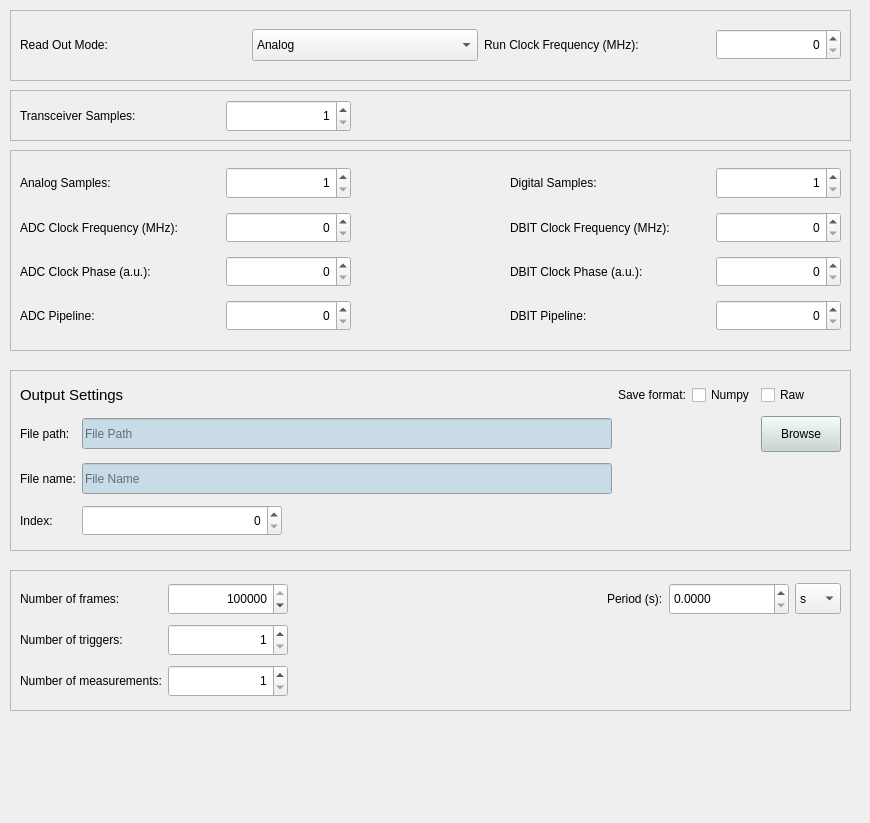
slsdetectorgroup/slsDetectorPackage, file pyctbgui/pyctbgui/ui/acquisition.ui: the form before one commit.
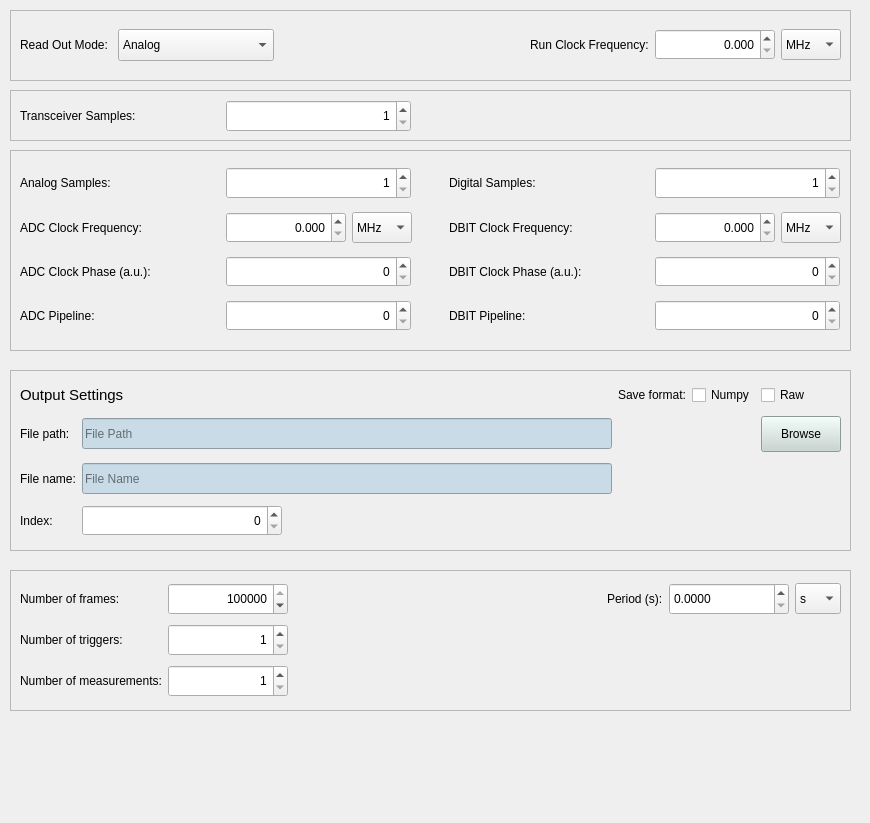
The form after the commit.

Commit message: CTB frequency rounding, CTB frequency measurement, CTB frequency units (#1423)

```diff
--- a/pyctbgui/pyctbgui/ui/acquisition.ui
+++ b/pyctbgui/pyctbgui/ui/acquisition.ui
@@ -36,7 +36,7 @@
    </property>
    <layout class="QGridLayout" name="gridLayout_19">
     <item row="1" column="5">
-     <widget class="QSpinBox" name="spinBoxRunF">
+     <widget class="QDoubleSpinBox" name="spinBoxRunF">
       <property name="sizePolicy">
        <sizepolicy hsizetype="Preferred" vsizetype="Fixed">
         <horstretch>0</horstretch>
@@ -45,13 +45,13 @@
       </property>
       <property name="minimumSize">
        <size>
-        <width>125</width>
+        <width>120</width>
         <height>31</height>
        </size>
       </property>
       <property name="maximumSize">
        <size>
-        <width>125</width>
+        <width>120</width>
         <height>31</height>
        </size>
       </property>
@@ -61,18 +61,17 @@
       <property name="buttonSymbols">
        <enum>QAbstractSpinBox::UpDownArrows</enum>
       </property>
+      <property name="decimals">
+       <number>3</number>
+      </property>
       <property name="maximum">
-       <number>1000</number>
+       <double>999999999.000000000000000</double>
+      </property>
+      <property name="singleStep">
+       <double>1.000000000000000</double>
       </property>
       <property name="value">
-       <number>0</number>
-      </property>
-     </widget>
-    </item>
-    <item row="1" column="0">
-     <widget class="QLabel" name="label_398">
-      <property name="text">
-       <string>Read Out Mode: </string>
+       <double>0.000000000000000</double>
       </property>
      </widget>
     </item>
@@ -117,13 +116,67 @@
       </item>
      </widget>
     </item>
+    <item row="1" column="0">
+     <widget class="QLabel" name="label_398">
+      <property name="text">
+       <string>Read Out Mode: </string>
+      </property>
+     </widget>
+    </item>
     <item row="1" column="4">
      <widget class="QLabel" name="labelRunF">
       <property name="text">
-       <string>Run Clock Frequency (MHz):</string>
+       <string>Run Clock Frequency:</string>
       </property>
      </widget>
     </item>
+    <item row="1" column="6">
+     <widget class="QComboBox" name="comboBoxRunF">
+      <property name="minimumSize">
+       <size>
+        <width>60</width>
+        <height>31</height>
+       </size>
+      </property>
+      <property name="maximumSize">
+       <size>
+        <width>60</width>
+        <height>16777215</height>
+       </size>
+      </property>
+      <item>
+       <property name="text">
+        <string>MHz</string>
+       </property>
+      </item>
+      <item>
+       <property name="text">
+        <string>kHz</string>
+       </property>
+      </item>
+      <item>
+       <property name="text">
+        <string>Hz</string>
+       </property>
+      </item>
+     </widget>
+    </item>
+    <item row="1" column="3">
+     <spacer name="horizontalSpacer_2">
+      <property name="orientation">
+       <enum>Qt::Horizontal</enum>
+      </property>
+      <property name="sizeType">
+       <enum>QSizePolicy::Expanding</enum>
+      </property>
+      <property name="sizeHint" stdset="0">
+       <size>
+        <width>10</width>
+        <height>20</height>
+       </size>
+      </property>
+     </spacer>
+    </item>
    </layout>
   </widget>
   <widget class="QFrame" name="frame_13">
@@ -152,13 +205,13 @@
       </property>
       <property name="minimumSize">
        <size>
-        <width>125</width>
+        <width>185</width>
         <height>32</height>
        </size>
       </property>
       <property name="maximumSize">
        <size>
-        <width>125</width>
+        <width>185</width>
         <height>32</height>
        </size>
       </property>
@@ -210,6 +263,12 @@
      <height>201</height>
     </rect>
    </property>
+   <property name="minimumSize">
+    <size>
+     <width>190</width>
+     <height>0</height>
+    </size>
+   </property>
    <property name="frameShape">
     <enum>QFrame::StyledPanel</enum>
    </property>
@@ -217,126 +276,6 @@
     <enum>QFrame::Sunken</enum>
    </property>
    <layout class="QGridLayout" name="gridLayout_6">
-    <item row="2" column="3">
-     <widget class="QLabel" name="labelDBITF">
-      <property name="minimumSize">
-       <size>
-        <width>200</width>
-        <height>0</height>
-       </size>
-      </property>
-      <property name="text">
-       <string>DBIT Clock Frequency (MHz):</string>
-      </property>
-     </widget>
-    </item>
-    <item row="2" column="0">
-     <widget class="QLabel" name="labelADCF">
-      <property name="sizePolicy">
-       <sizepolicy hsizetype="Minimum" vsizetype="Preferred">
-        <horstretch>0</horstretch>
-        <verstretch>0</verstretch>
-       </sizepolicy>
-      </property>
-      <property name="minimumSize">
-       <size>
-        <width>200</width>
-        <height>0</height>
-       </size>
-      </property>
-      <property name="text">
-       <string>ADC Clock Frequency (MHz):</string>
-      </property>
-     </widget>
-    </item>
-    <item row="3" column="4">
-     <widget class="QSpinBox" name="spinBoxDBITPhase">
-      <property name="sizePolicy">
-       <sizepolicy hsizetype="Preferred" vsizetype="Fixed">
-        <horstretch>0</horstretch>
-        <verstretch>0</verstretch>
-       </sizepolicy>
-      </property>
-      <property name="minimumSize">
-       <size>
-        <width>125</width>
-        <height>31</height>
-       </size>
-      </property>
-      <property name="maximumSize">
-       <size>
-        <width>125</width>
-        <height>31</height>
-       </size>
-      </property>
-      <property name="alignment">
-       <set>Qt::AlignRight|Qt::AlignTrailing|Qt::AlignVCenter</set>
-      </property>
-      <property name="maximum">
-       <number>9999</number>
-      </property>
-     </widget>
-    </item>
-    <item row="4" column="3">
-     <widget class="QLabel" name="labelDBITPipeline">
-      <property name="text">
-       <string>DBIT Pipeline:</string>
-      </property>
-     </widget>
-    </item>
-    <item row="2" column="1">
-     <widget class="QSpinBox" name="spinBoxADCF">
-      <property name="sizePolicy">
-       <sizepolicy hsizetype="Preferred" vsizetype="Fixed">
-        <horstretch>0</horstretch>
-        <verstretch>0</verstretch>
-       </sizepolicy>
-      </property>
-      <property name="minimumSize">
-       <size>
-        <width>125</width>
-        <height>31</height>
-       </size>
-      </property>
-      <property name="maximumSize">
-       <size>
-        <width>125</width>
-        <height>31</height>
-       </size>
-      </property>
-      <property name="alignment">
-       <set>Qt::AlignRight|Qt::AlignTrailing|Qt::AlignVCenter</set>
-      </property>
-      <property name="maximum">
-       <number>1000</number>
-      </property>
-     </widget>
-    </item>
-    <item row="4" column="1">
-     <widget class="QSpinBox" name="spinBoxADCPipeline">
-      <property name="sizePolicy">
-       <sizepolicy hsizetype="Preferred" vsizetype="Fixed">
-        <horstretch>0</horstretch>
-        <verstretch>0</verstretch>
-       </sizepolicy>
-      </property>
-      <property name="minimumSize">
-       <size>
-        <width>125</width>
-        <height>31</height>
-       </size>
-      </property>
-      <property name="maximumSize">
-       <size>
-        <width>125</width>
-        <height>31</height>
-       </size>
-      </property>
-      <property name="alignment">
-       <set>Qt::AlignRight|Qt::AlignTrailing|Qt::AlignVCenter</set>
-      </property>
-     </widget>
-    </item>
     <item row="4" column="0">
      <widget class="QLabel" name="labelADCPipeline">
       <property name="text">
@@ -344,6 +283,66 @@
       </property>
      </widget>
     </item>
+    <item row="2" column="4">
+     <spacer name="horizontalSpacer">
+      <property name="orientation">
+       <enum>Qt::Horizontal</enum>
+      </property>
+      <property name="sizeType">
+       <enum>QSizePolicy::Expanding</enum>
+      </property>
+      <property name="sizeHint" stdset="0">
+       <size>
+        <width>10</width>
+        <height>20</height>
+       </size>
+      </property>
+     </spacer>
+    </item>
+    <item row="3" column="5">
+     <widget class="QLabel" name="labelDBITPhase">
+      <property name="text">
+       <string>DBIT Clock Phase (a.u.):</string>
+      </property>
+     </widget>
+    </item>
+    <item row="2" column="1">
+     <widget class="QDoubleSpinBox" name="spinBoxADCF">
+      <property name="sizePolicy">
+       <sizepolicy hsizetype="Preferred" vsizetype="Fixed">
+        <horstretch>0</horstretch>
+        <verstretch>0</verstretch>
+       </sizepolicy>
+      </property>
+      <property name="minimumSize">
+       <size>
+        <width>120</width>
+        <height>31</height>
+       </size>
+      </property>
+      <property name="maximumSize">
+       <size>
+        <width>120</width>
+        <height>31</height>
+       </size>
+      </property>
+      <property name="alignment">
+       <set>Qt::AlignRight|Qt::AlignTrailing|Qt::AlignVCenter</set>
+      </property>
+      <property name="decimals">
+       <number>3</number>
+      </property>
+      <property name="maximum">
+       <double>999999999.000000000000000</double>
+      </property>
+      <property name="singleStep">
+       <double>1.000000000000000</double>
+      </property>
+      <property name="value">
+       <double>0.000000000000000</double>
+      </property>
+     </widget>
+    </item>
     <item row="3" column="0">
      <widget class="QLabel" name="labelADCPhase">
       <property name="text">
@@ -351,31 +350,22 @@
       </property>
      </widget>
     </item>
-    <item row="3" column="3">
-     <widget class="QLabel" name="labelDBITPhase">
+    <item row="4" column="5">
+     <widget class="QLabel" name="labelDBITPipeline">
       <property name="text">
-       <string>DBIT Clock Phase (a.u.):</string>
+       <string>DBIT Pipeline:</string>
       </property>
      </widget>
     </item>
-    <item row="2" column="2">
-     <spacer name="horizontalSpacer">
-      <property name="orientation">
-       <enum>Qt::Horizontal</enum>
+    <item row="0" column="5">
+     <widget class="QLabel" name="labelDigital">
+      <property name="text">
+       <string>Digital Samples:</string>
       </property>
-      <property name="sizeType">
-       <enum>QSizePolicy::Expanding</enum>
-      </property>
-      <property name="sizeHint" stdset="0">
-       <size>
-        <width>10</width>
-        <height>20</height>
-       </size>
-      </property>
-     </spacer>
+     </widget>
     </item>
-    <item row="2" column="4">
-     <widget class="QSpinBox" name="spinBoxDBITF">
+    <item row="2" column="6">
+     <widget class="QDoubleSpinBox" name="spinBoxDBITF">
       <property name="sizePolicy">
        <sizepolicy hsizetype="Preferred" vsizetype="Fixed">
         <horstretch>0</horstretch>
@@ -384,74 +374,49 @@
       </property>
       <property name="minimumSize">
        <size>
-        <width>125</width>
+        <width>120</width>
         <height>31</height>
        </size>
       </property>
       <property name="maximumSize">
        <size>
-        <width>125</width>
+        <width>120</width>
         <height>31</height>
        </size>
       </property>
       <property name="alignment">
        <set>Qt::AlignRight|Qt::AlignTrailing|Qt::AlignVCenter</set>
       </property>
+      <property name="decimals">
+       <number>3</number>
+      </property>
       <property name="maximum">
-       <number>1000</number>
+       <double>999999999.000000000000000</double>
       </property>
-     </widget>
-    </item>
-    <item row="4" column="4">
-     <widget class="QSpinBox" name="spinBoxDBITPipeline">
-      <property name="sizePolicy">
-       <sizepolicy hsizetype="Preferred" vsizetype="Fixed">
-        <horstretch>0</horstretch>
-        <verstretch>0</verstretch>
-       </sizepolicy>
+      <property name="singleStep">
+       <double>1.000000000000000</double>
       </property>
-      <property name="minimumSize">
-       <size>
-        <width>125</width>
-        <height>31</height>
-       </size>
+      <property name="value">
+       <double>0.000000000000000</double>
       </property>
-      <property name="maximumSize">
-       <size>
-        <width>125</width>
-        <height>31</height>
-       </size>
-      </property>
-      <property name="alignment">
-       <set>Qt::AlignRight|Qt::AlignTrailing|Qt::AlignVCenter</set>
-      </property>
      </widget>
     </item>
-    <item row="3" column="1">
-     <widget class="QSpinBox" name="spinBoxADCPhase">
+    <item row="2" column="0">
+     <widget class="QLabel" name="labelADCF">
       <property name="sizePolicy">
-       <sizepolicy hsizetype="Preferred" vsizetype="Fixed">
+       <sizepolicy hsizetype="Minimum" vsizetype="Preferred">
         <horstretch>0</horstretch>
         <verstretch>0</verstretch>
        </sizepolicy>
       </property>
       <property name="minimumSize">
        <size>
-        <width>125</width>
-        <height>31</height>
+        <width>200</width>
+        <height>0</height>
        </size>
       </property>
-      <property name="maximumSize">
-       <size>
-        <width>125</width>
-        <height>31</height>
-       </size>
-      </property>
-      <property name="alignment">
-       <set>Qt::AlignRight|Qt::AlignTrailing|Qt::AlignVCenter</set>
-      </property>
-      <property name="maximum">
-       <number>9999</number>
+      <property name="text">
+       <string>ADC Clock Frequency:</string>
       </property>
      </widget>
     </item>
@@ -462,7 +427,51 @@
       </property>
      </widget>
     </item>
-    <item row="0" column="1">
+    <item row="2" column="5">
+     <widget class="QLabel" name="labelDBITF">
+      <property name="minimumSize">
+       <size>
+        <width>200</width>
+        <height>0</height>
+       </size>
+      </property>
+      <property name="text">
+       <string>DBIT Clock Frequency:</string>
+      </property>
+     </widget>
+    </item>
+    <item row="2" column="2">
+     <widget class="QComboBox" name="comboBoxADCF">
+      <property name="minimumSize">
+       <size>
+        <width>60</width>
+        <height>31</height>
+       </size>
+      </property>
+      <property name="maximumSize">
+       <size>
+        <width>60</width>
+        <height>16777215</height>
+       </size>
+      </property>
+      <item>
+       <property name="text">
+        <string>MHz</string>
+       </property>
+      </item>
+      <item>
+       <property name="text">
+        <string>kHz</string>
+       </property>
+      </item>
+      <item>
+       <property name="text">
+        <string>Hz</string>
+       </property>
+      </item>
+     </widget>
+    </item>
+    <item row="0" column="1" colspan="2">
      <widget class="QSpinBox" name="spinBoxAnalog">
       <property name="sizePolicy">
        <sizepolicy hsizetype="Preferred" vsizetype="Fixed">
@@ -472,13 +481,13 @@
       </property>
       <property name="minimumSize">
        <size>
-        <width>125</width>
+        <width>185</width>
         <height>32</height>
        </size>
       </property>
       <property name="maximumSize">
        <size>
-        <width>125</width>
+        <width>185</width>
         <height>32</height>
        </size>
       </property>
@@ -493,14 +502,60 @@
       </property>
      </widget>
     </item>
-    <item row="0" column="3">
-     <widget class="QLabel" name="labelDigital">
-      <property name="text">
-       <string>Digital Samples:</string>
+    <item row="3" column="1" colspan="2">
+     <widget class="QSpinBox" name="spinBoxADCPhase">
+      <property name="sizePolicy">
+       <sizepolicy hsizetype="Preferred" vsizetype="Fixed">
+        <horstretch>0</horstretch>
+        <verstretch>0</verstretch>
+       </sizepolicy>
       </property>
+      <property name="minimumSize">
+       <size>
+        <width>185</width>
+        <height>31</height>
+       </size>
+      </property>
+      <property name="maximumSize">
+       <size>
+        <width>185</width>
+        <height>31</height>
+       </size>
+      </property>
+      <property name="alignment">
+       <set>Qt::AlignRight|Qt::AlignTrailing|Qt::AlignVCenter</set>
+      </property>
+      <property name="maximum">
+       <number>9999</number>
+      </property>
      </widget>
     </item>
-    <item row="0" column="4">
+    <item row="4" column="1" colspan="2">
+     <widget class="QSpinBox" name="spinBoxADCPipeline">
+      <property name="sizePolicy">
+       <sizepolicy hsizetype="Preferred" vsizetype="Fixed">
+        <horstretch>0</horstretch>
+        <verstretch>0</verstretch>
+       </sizepolicy>
+      </property>
+      <property name="minimumSize">
+       <size>
+        <width>185</width>
+        <height>31</height>
+       </size>
+      </property>
+      <property name="maximumSize">
+       <size>
+        <width>185</width>
+        <height>31</height>
+       </size>
+      </property>
+      <property name="alignment">
+       <set>Qt::AlignRight|Qt::AlignTrailing|Qt::AlignVCenter</set>
+      </property>
+     </widget>
+    </item>
+    <item row="0" column="6" colspan="2">
      <widget class="QSpinBox" name="spinBoxDigital">
       <property name="sizePolicy">
        <sizepolicy hsizetype="Preferred" vsizetype="Fixed">
@@ -510,13 +565,13 @@
       </property>
       <property name="minimumSize">
        <size>
-        <width>125</width>
+        <width>185</width>
         <height>32</height>
        </size>
       </property>
       <property name="maximumSize">
        <size>
-        <width>125</width>
+        <width>185</width>
         <height>32</height>
        </size>
       </property>
@@ -534,6 +589,90 @@
       </property>
      </widget>
     </item>
+    <item row="3" column="6" colspan="2">
+     <widget class="QSpinBox" name="spinBoxDBITPhase">
+      <property name="sizePolicy">
+       <sizepolicy hsizetype="Preferred" vsizetype="Fixed">
+        <horstretch>0</horstretch>
+        <verstretch>0</verstretch>
+       </sizepolicy>
+      </property>
+      <property name="minimumSize">
+       <size>
+        <width>185</width>
+        <height>31</height>
+       </size>
+      </property>
+      <property name="maximumSize">
+       <size>
+        <width>185</width>
+        <height>31</height>
+       </size>
+      </property>
+      <property name="alignment">
+       <set>Qt::AlignRight|Qt::AlignTrailing|Qt::AlignVCenter</set>
+      </property>
+      <property name="maximum">
+       <number>9999</number>
+      </property>
+     </widget>
+    </item>
+    <item row="4" column="6" colspan="2">
+     <widget class="QSpinBox" name="spinBoxDBITPipeline">
+      <property name="sizePolicy">
+       <sizepolicy hsizetype="Preferred" vsizetype="Fixed">
+        <horstretch>0</horstretch>
+        <verstretch>0</verstretch>
+       </sizepolicy>
+      </property>
+      <property name="minimumSize">
+       <size>
+        <width>185</width>
+        <height>31</height>
+       </size>
+      </property>
+      <property name="maximumSize">
+       <size>
+        <width>185</width>
+        <height>31</height>
+       </size>
+      </property>
+      <property name="alignment">
+       <set>Qt::AlignRight|Qt::AlignTrailing|Qt::AlignVCenter</set>
+      </property>
+     </widget>
+    </item>
+    <item row="2" column="7">
+     <widget class="QComboBox" name="comboBoxDBITF">
+      <property name="minimumSize">
+       <size>
+        <width>60</width>
+        <height>31</height>
+       </size>
+      </property>
+      <property name="maximumSize">
+       <size>
+        <width>60</width>
+        <height>16777215</height>
+       </size>
+      </property>
+      <item>
+       <property name="text">
+        <string>MHz</string>
+       </property>
+      </item>
+      <item>
+       <property name="text">
+        <string>kHz</string>
+       </property>
+      </item>
+      <item>
+       <property name="text">
+        <string>Hz</string>
+       </property>
+      </item>
+     </widget>
+    </item>
    </layout>
   </widget>
   <widget class="QFrame" name="frame_11">
```
The commit also changes 56 other files.
